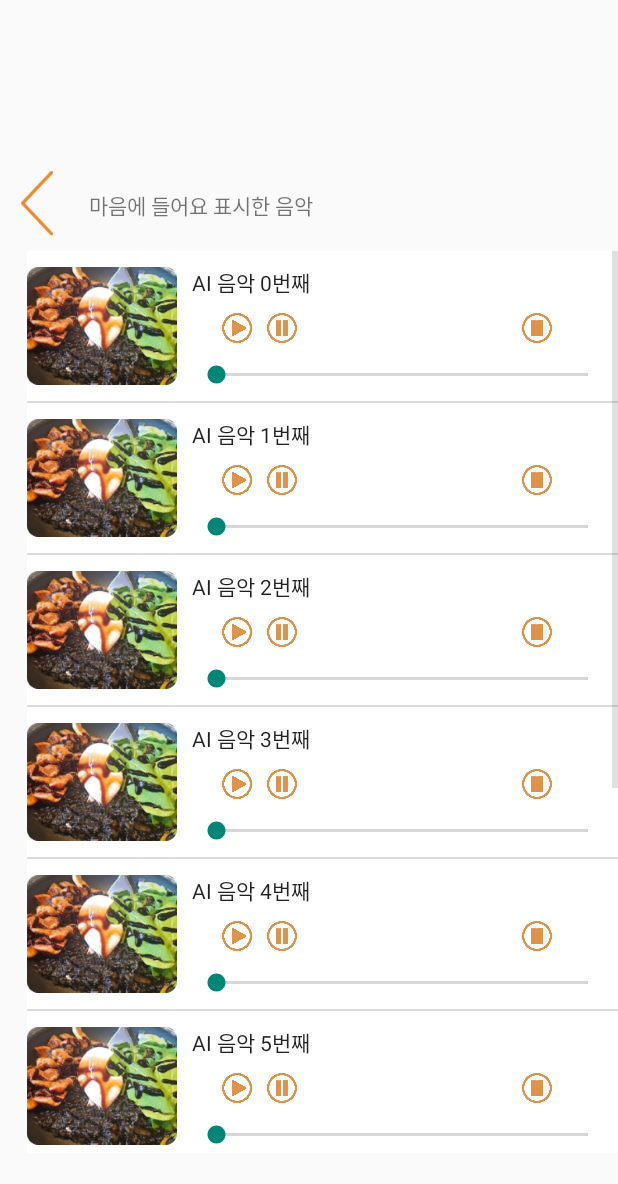
After one commit to dpfflqhd/AndroidGithubTest, an Android app: the MyMusicActivity screen opened directly, with no data from a screen before it, on a phone screen of 412 x 824 dp. The commit adds this screen. Shown: the top 1184 px of the screen. Run offline under Robolectric (Android 15) with nearby library versions, the phone set to English and light mode, and no system bars; pictures from the network do not load.

Commit message:
윤새날

```diff
--- a/app/src/main/java/com/example/myapplication/FirstFragment.java
+++ b/app/src/main/java/com/example/myapplication/FirstFragment.java
@@ -19,7 +19,7 @@ public class FirstFragment extends Fragment {
     private String title;
     private int page;
 
-    TextView tv_likeview;
+    TextView tv_likeview, tv_myMusciView;
     ImageView profileImage;
 
     // newInstance constructor for creating fragment with arguments
@@ -47,8 +47,10 @@ public class FirstFragment extends Fragment {
                              Bundle savedInstanceState) {
         View view = inflater.inflate(R.layout.fragment_first, container, false);
 
+        // view객체로 요소 초기화
         tv_likeview = view.findViewById(R.id.tv_likeview);
         profileImage = view.findViewById(R.id.profileImage);
+        tv_myMusciView = view.findViewById(R.id.tv_myMusciView);
 
         Glide.with(getContext()).load(R.drawable.paddington).apply(new RequestOptions().circleCrop()).into(profileImage);
 
@@ -61,6 +63,16 @@ public class FirstFragment extends Fragment {
             }
         });
 
+        tv_myMusciView.setOnClickListener(new View.OnClickListener() {
+            @Override
+            public void onClick(View v) {
+                Intent intent = new Intent(getContext(), MyMusicActivity.class);
+                startActivity(intent);
+            }
+        });
+
+
+
         return view;
     }
 }
--- a/app/src/main/java/com/example/myapplication/MyLikeViewActivity.java
+++ b/app/src/main/java/com/example/myapplication/MyLikeViewActivity.java
@@ -27,7 +27,8 @@ public class MyLikeViewActivity extends AppCompatActivity {
         super.onCreate(savedInstanceState);
         setContentView(R.layout.activity_my_like_view2);
 
-        lv_like = findViewById(R.id.lv_like);
+        // 요소 초기화
+        lv_like = findViewById(R.id.lv_myMusic);
         iv_like_back = findViewById(R.id.iv_like_back);
         data = new ArrayList<LikeViewVO>();
 
--- /dev/null
+++ b/app/src/main/java/com/example/myapplication/MyMusicActivity.java
@@ -0,0 +1,41 @@
+package com.example.myapplication;
+
+import androidx.appcompat.app.AppCompatActivity;
+
+import android.os.Bundle;
+import android.widget.ImageView;
+import android.widget.ListView;
+
+import java.util.ArrayList;
+
+public class MyMusicActivity extends AppCompatActivity {
+
+    MyMusicAdapter adapter;
+    ArrayList<MyMusicVO> data;
+    ListView lv_myMusic;
+    ImageView iv_myMusic_back;
+
+    @Override
+    protected void onCreate(Bundle savedInstanceState) {
+        super.onCreate(savedInstanceState);
+        setContentView(R.layout.activity_my_music);
+
+        // 요소 초기화
+        lv_myMusic = findViewById(R.id.lv_myMusic);
+        iv_myMusic_back = findViewById(R.id.iv_myMusic_back);
+        data = new ArrayList<MyMusicVO>();
+
+        iv_myMusic_back.setImageResource(R.drawable.next1);
+
+        // 임의로 데이터셋 생성함. 여기에 DB를 받아오는 코드 필요
+        for (int a=0; a<10; a++) {
+            data.add(new MyMusicVO(R.drawable.zambalaya, R.raw.like_a_hurricane, "AI 음악 "+a+"번째"));
+        }
+
+        adapter = new MyMusicAdapter(MyMusicActivity.this, R.layout.adapter_my_music, data);
+
+        // 어댑터 실행
+        lv_myMusic.setAdapter(adapter);
+
+    }
+}
--- /dev/null
+++ b/app/src/main/java/com/example/myapplication/MyMusicAdapter.java
@@ -0,0 +1,176 @@
+package com.example.myapplication;
+
+import android.content.Context;
+import android.media.MediaPlayer;
+import android.view.LayoutInflater;
+import android.view.View;
+import android.view.ViewGroup;
+import android.widget.BaseAdapter;
+import android.widget.ImageButton;
+import android.widget.ImageView;
+import android.widget.SeekBar;
+import android.widget.TextView;
+
+import com.bumptech.glide.Glide;
+import com.bumptech.glide.load.engine.DiskCacheStrategy;
+import com.bumptech.glide.load.resource.bitmap.RoundedCorners;
+import com.bumptech.glide.request.RequestOptions;
+
+import java.io.IOException;
+import java.util.ArrayList;
+
+public class MyMusicAdapter extends BaseAdapter {
+
+    Context context;
+    MyMusicAdapter.ViewHolder holder;
+    int layout;
+    ArrayList<MyMusicVO> data;
+    LayoutInflater inflater;
+    MediaPlayer mediaPlayer;
+
+    public MyMusicAdapter(Context context, int layout, ArrayList<MyMusicVO> data) {
+        this.context = context;
+        this.layout = layout;
+        this.data = data;
+        inflater =(LayoutInflater)context.getSystemService(context.LAYOUT_INFLATER_SERVICE);
+    }
+
+    @Override
+    public int getCount() {
+        return data.size();
+    }
+
+    @Override
+    public Object getItem(int position) {
+        return data.get(position);
+    }
+
+    @Override
+    public long getItemId(int position) {
+        return position;
+    }
+
+    @Override
+    public View getView(int position, View convertView, ViewGroup parent) {
+
+        if (convertView == null) {
+
+            convertView = inflater.inflate(layout, null);
+            holder = new MyMusicAdapter.ViewHolder(convertView);
+
+            holder.tv_myMusicName.setText(data.get(position).getMusicName());
+            holder.iv_myMusicImg.setImageResource(data.get(position).getMusicImg());
+
+            // 음악 플레이어
+
+            // MediaPlayer 객체가 재생할 음악 지정
+            mediaPlayer = MediaPlayer.create(context, data.get(position).getMusicId());
+            // 무한 반복 옵션
+            mediaPlayer.setLooping(true);
+
+            // 사용자의 Seekbar 임의 조절시 작동하는 코드
+            holder.sbar_myMusicBar.setMax(mediaPlayer.getDuration());
+            holder.sbar_myMusicBar.setOnSeekBarChangeListener(new SeekBar.OnSeekBarChangeListener() {
+                @Override
+                public void onProgressChanged(SeekBar seekBar, int progress, boolean fromUser) {
+                    if(fromUser)
+                        mediaPlayer.seekTo(progress);
+                }
+
+                @Override
+                public void onStartTrackingTouch(SeekBar seekBar) {
+
+                }
+
+                @Override
+                public void onStopTrackingTouch(SeekBar seekBar) {
+
+                }
+            });
+
+            // Seekbar 추적 쓰레드
+            class musicStartThread extends Thread {
+                @Override
+                public void run(){
+                    while(mediaPlayer.isPlaying()){
+                        try {
+                            Thread.sleep(1000);
+                        } catch (InterruptedException e) {
+                            e.printStackTrace();
+                        }
+                        holder.sbar_myMusicBar.setProgress(mediaPlayer.getCurrentPosition());
+                    }
+                }
+            }
+
+            // 재생버튼 눌렀을때
+            holder.btn_myMusicPlay.setOnClickListener(new View.OnClickListener() {
+                @Override
+                public void onClick(View v) {
+                    mediaPlayer.start();
+
+                    Thread musicStartThread = new musicStartThread();
+                    musicStartThread.start();
+                }
+            });
+
+
+
+
+
+            // 일시정지버튼 눌렀을때
+            holder.btn_myMusicPause.setOnClickListener(new View.OnClickListener() {
+                @Override
+                public void onClick(View v) {
+                    mediaPlayer.pause();
+                }
+            });
+
+            // 정지버튼 눌렀을때
+            holder.btn_myMusicStop.setOnClickListener(new View.OnClickListener() {
+                @Override
+                public void onClick(View v) {
+                    mediaPlayer.stop();
+                    try {
+                        mediaPlayer.prepare();
+                    } catch(IOException ie) {
+                        ie.printStackTrace();
+                    }
+                    mediaPlayer.seekTo(0);
+                }
+            });
+
+
+
+            //Rounded-Circle
+            RoundedCorners corners = new RoundedCorners(14);
+            RequestOptions options = RequestOptions.bitmapTransform(corners)
+                    .placeholder(R.mipmap.ic_launcher)
+                    .skipMemoryCache(true) // Skip memory cache
+                    .diskCacheStrategy(DiskCacheStrategy.NONE);//Do not buffer disk hard disk
+
+            Glide.with(convertView).load(data.get(position).getMusicImg()).apply(options).into(holder.iv_myMusicImg);
+
+        }
+
+        return convertView;
+    }
+
+    class ViewHolder {
+        ImageView iv_myMusicImg;
+        TextView tv_myMusicName;
+        ImageButton btn_myMusicPlay, btn_myMusicPause, btn_myMusicStop;
+        SeekBar sbar_myMusicBar;
+
+        public ViewHolder(View itemView) {
+            iv_myMusicImg = itemView.findViewById(R.id.iv_myMusicImg);
+            tv_myMusicName = itemView.findViewById(R.id.tv_myMusicName);
+            btn_myMusicPlay = itemView.findViewById(R.id.btn_myMusicPlay);
+            btn_myMusicPause = itemView.findViewById(R.id.btn_myMusicPause);
+            btn_myMusicStop = itemView.findViewById(R.id.btn_myMusicStop);
+            sbar_myMusicBar = itemView.findViewById(R.id.sbar_myMusicBar);
+        }
+
+    }
+
+}
--- /dev/null
+++ b/app/src/main/java/com/example/myapplication/MyMusicVO.java
@@ -0,0 +1,38 @@
+package com.example.myapplication;
+
+public class MyMusicVO {
+
+    private int musicImg;
+    private int musicId;
+    private String musicName;
+
+    public MyMusicVO(int musicImg, int musicId, String musicName) {
+        this.musicImg = musicImg;
+        this.musicName = musicName;
+        this.musicId = musicId;
+    }
+
+    public int getMusicImg() {
+        return musicImg;
+    }
+
+    public void setMusicImg(int musicImg) {
+        this.musicImg = musicImg;
+    }
+
+    public String getMusicName() {
+        return musicName;
+    }
+
+    public void setMusicName(String musicName) {
+        this.musicName = musicName;
+    }
+
+    public int getMusicId() {
+        return musicId;
+    }
+
+    public void setMusicId(int musicId) {
+        this.musicId = musicId;
+    }
+}
--- a/app/src/main/res/layout/activity_my_like_view2.xml
+++ b/app/src/main/res/layout/activity_my_like_view2.xml
@@ -8,7 +8,7 @@
     tools:context=".MyLikeViewActivity">
 
     <ListView
-        android:id="@+id/lv_like"
+        android:id="@+id/lv_myMusic"
         android:layout_width="394dp"
         android:layout_height="601dp"
         app:layout_constraintBottom_toBottomOf="parent"
@@ -25,7 +25,7 @@
         android:layout_marginStart="20dp"
         android:layout_marginBottom="20dp"
         android:text="좋아요 표시한 음식"
-        app:layout_constraintBottom_toTopOf="@+id/lv_like"
+        app:layout_constraintBottom_toTopOf="@+id/lv_myMusic"
         app:layout_constraintStart_toEndOf="@+id/iv_like_back" />
 
     <ImageView
@@ -34,7 +34,7 @@
         android:layout_height="43dp"
         android:layout_marginStart="10dp"
         android:layout_marginBottom="10dp"
-        app:layout_constraintBottom_toTopOf="@+id/lv_like"
+        app:layout_constraintBottom_toTopOf="@+id/lv_myMusic"
         app:layout_constraintStart_toStartOf="parent"
         tools:srcCompat="@drawable/next1" />
 </androidx.constraintlayout.widget.ConstraintLayout>
--- /dev/null
+++ b/app/src/main/res/layout/activity_my_music.xml
@@ -0,0 +1,39 @@
+<?xml version="1.0" encoding="utf-8"?>
+<androidx.constraintlayout.widget.ConstraintLayout xmlns:android="http://schemas.android.com/apk/res/android"
+    xmlns:app="http://schemas.android.com/apk/res-auto"
+    xmlns:tools="http://schemas.android.com/tools"
+    android:layout_width="match_parent"
+    android:layout_height="match_parent"
+    tools:context=".MyMusicActivity">
+
+    <TextView
+        android:id="@+id/textView30"
+        android:layout_width="wrap_content"
+        android:layout_height="wrap_content"
+        android:layout_marginStart="20dp"
+        android:layout_marginBottom="20dp"
+        android:text="마음에 들어요 표시한 음악"
+        app:layout_constraintBottom_toTopOf="@+id/lv_myMusic"
+        app:layout_constraintStart_toEndOf="@+id/iv_myMusic_back" />
+
+    <ImageView
+        android:id="@+id/iv_myMusic_back"
+        android:layout_width="29dp"
+        android:layout_height="43dp"
+        android:layout_marginStart="10dp"
+        android:layout_marginBottom="10dp"
+        app:layout_constraintBottom_toTopOf="@+id/lv_myMusic"
+        app:layout_constraintStart_toStartOf="parent"
+        tools:srcCompat="@drawable/next1" />
+
+    <ListView
+        android:id="@+id/lv_myMusic"
+        android:layout_width="394dp"
+        android:layout_height="601dp"
+        app:layout_constraintBottom_toBottomOf="parent"
+        app:layout_constraintEnd_toEndOf="parent"
+        app:layout_constraintHorizontal_bias="1.0"
+        app:layout_constraintStart_toStartOf="parent"
+        app:layout_constraintTop_toTopOf="parent"
+        app:layout_constraintVertical_bias="0.75" />
+</androidx.constraintlayout.widget.ConstraintLayout>
--- /dev/null
+++ b/app/src/main/res/layout/adapter_my_music.xml
@@ -0,0 +1,77 @@
+<?xml version="1.0" encoding="utf-8"?>
+<androidx.constraintlayout.widget.ConstraintLayout xmlns:android="http://schemas.android.com/apk/res/android"
+    xmlns:app="http://schemas.android.com/apk/res-auto"
+    xmlns:tools="http://schemas.android.com/tools"
+    android:layout_width="match_parent"
+    android:layout_height="wrap_content"
+    android:background="#FFFFFF"
+    android:backgroundTint="#FFFFFF">
+
+    <ImageView
+        android:id="@+id/iv_myMusicImg"
+        android:layout_width="100dp"
+        android:layout_height="100dp"
+        app:layout_constraintStart_toStartOf="parent"
+        app:layout_constraintTop_toTopOf="parent"
+        app:srcCompat="@drawable/salmon" />
+
+    <TextView
+        android:id="@+id/tv_myMusicName"
+        android:layout_width="wrap_content"
+        android:layout_height="wrap_content"
+        android:layout_marginStart="10dp"
+        android:layout_marginTop="10dp"
+        android:text="AI 음악명"
+        android:textAppearance="@style/TextAppearance.AppCompat.Body1"
+        app:layout_constraintStart_toEndOf="@+id/iv_myMusicImg"
+        app:layout_constraintTop_toTopOf="@+id/iv_myMusicImg" />
+
+    <SeekBar
+        android:id="@+id/sbar_myMusicBar"
+        android:layout_width="280dp"
+        android:layout_height="22dp"
+        android:layout_marginStart="10dp"
+        android:layout_marginTop="10dp"
+        app:layout_constraintStart_toEndOf="@+id/iv_myMusicImg"
+        app:layout_constraintTop_toBottomOf="@+id/btn_myMusicPlay" />
+
+    <ImageButton
+        android:id="@+id/btn_myMusicPlay"
+        android:layout_width="20dp"
+        android:layout_height="20dp"
+        android:layout_marginStart="30dp"
+        android:layout_marginTop="10dp"
+        android:background="#FFFFFF"
+        android:backgroundTint="#FFFFFF"
+        android:scaleType="centerInside"
+        app:layout_constraintStart_toEndOf="@+id/iv_myMusicImg"
+        app:layout_constraintTop_toBottomOf="@+id/tv_myMusicName"
+        app:srcCompat="@drawable/playbtn" />
+
+    <ImageButton
+        android:id="@+id/btn_myMusicPause"
+        android:layout_width="20dp"
+        android:layout_height="20dp"
+        android:layout_marginStart="10dp"
+        android:background="#FFFFFF"
+        android:backgroundTint="#FFFFFF"
+        android:scaleType="centerInside"
+        app:layout_constraintBottom_toBottomOf="@+id/btn_myMusicPlay"
+        app:layout_constraintStart_toEndOf="@+id/btn_myMusicPlay"
+        app:layout_constraintTop_toTopOf="@+id/btn_myMusicPlay"
+        app:srcCompat="@drawable/pausebtn" />
+
+    <ImageButton
+        android:id="@+id/btn_myMusicStop"
+        android:layout_width="20dp"
+        android:layout_height="20dp"
+        android:layout_marginStart="150dp"
+        android:background="#FFFFFF"
+        android:backgroundTint="#FFFFFF"
+        android:scaleType="centerInside"
+        app:layout_constraintBottom_toBottomOf="@+id/btn_myMusicPause"
+        app:layout_constraintStart_toEndOf="@+id/btn_myMusicPause"
+        app:layout_constraintTop_toTopOf="@+id/btn_myMusicPause"
+        app:srcCompat="@drawable/stopbtn" />
+
+</androidx.constraintlayout.widget.ConstraintLayout>
--- a/app/src/main/res/layout/fragment_first.xml
+++ b/app/src/main/res/layout/fragment_first.xml
@@ -172,7 +172,7 @@
                 app:layout_constraintTop_toBottomOf="@+id/imageView6" />
 
             <TextView
-                android:id="@+id/textView23"
+                android:id="@+id/tv_myMusciView"
                 android:layout_width="wrap_content"
                 android:layout_height="wrap_content"
                 android:layout_marginStart="20dp"
@@ -190,7 +190,7 @@
                 android:layout_marginStart="55dp"
                 android:text="아니 이 맛은...!"
                 android:textSize="9sp"
-                app:layout_constraintBottom_toTopOf="@+id/textView23"
+                app:layout_constraintBottom_toTopOf="@+id/tv_myMusciView"
                 app:layout_constraintStart_toStartOf="parent" />
 
             <TextView
--- a/app/src/main/res/layout/fragment_fragment3_child2.xml
+++ b/app/src/main/res/layout/fragment_fragment3_child2.xml
@@ -209,7 +209,7 @@
                     android:textSize="30sp" />
 
                 <TextView
-                    android:id="@+id/textView23"
+                    android:id="@+id/tv_myMusciView"
                     android:layout_width="match_parent"
                     android:layout_height="wrap_content"
                     android:text="          이달의 이색 맛집"
```
Also changed, not shown: app/src/main/AndroidManifest.xml (+11 -12 lines), app/src/main/res/drawable/pausebtn.png (added), app/src/main/res/drawable/playbtn.png (added), app/src/main/res/drawable/stopbtn.png (added), 1 other file.
